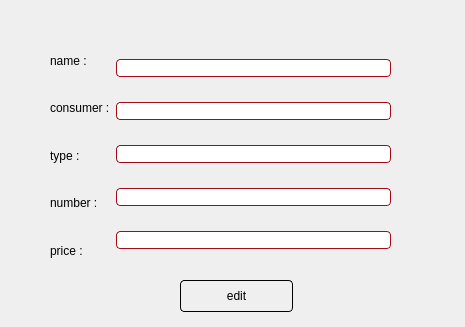
First picture: the form in Store/editpage.ui, repository Mitraaaaa/Store, before the edit.
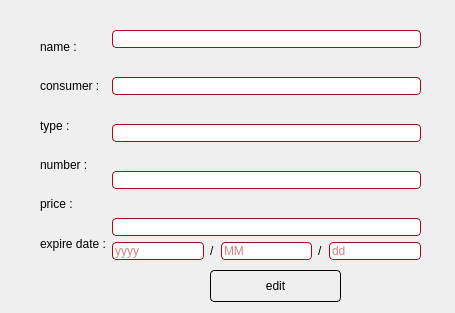
Second picture: the form after the edit.

Commit message: Add expire date in mainlist_page(tab1) including add to list & edit product

What changed in the file:
```diff
--- a/Store/editpage.ui
+++ b/Store/editpage.ui
@@ -6,8 +6,8 @@
    <rect>
     <x>0</x>
     <y>0</y>
-    <width>465</width>
-    <height>327</height>
+    <width>455</width>
+    <height>313</height>
    </rect>
   </property>
   <property name="windowTitle">
@@ -51,9 +51,9 @@
   <widget class="QPushButton" name="editbutton">
    <property name="geometry">
     <rect>
-     <x>180</x>
-     <y>280</y>
-     <width>113</width>
+     <x>210</x>
+     <y>270</y>
+     <width>131</width>
      <height>32</height>
     </rect>
    </property>
@@ -61,13 +61,13 @@
     <string>edit</string>
    </property>
   </widget>
-  <widget class="QWidget" name="layoutWidget">
+  <widget class="QWidget" name="">
    <property name="geometry">
     <rect>
-     <x>50</x>
-     <y>40</y>
-     <width>341</width>
-     <height>231</height>
+     <x>40</x>
+     <y>30</y>
+     <width>381</width>
+     <height>230</height>
     </rect>
    </property>
    <layout class="QHBoxLayout" name="horizontalLayout">
@@ -108,6 +108,13 @@
         </property>
        </widget>
       </item>
+      <item>
+       <widget class="QLabel" name="label">
+        <property name="text">
+         <string>expire date :</string>
+        </property>
+       </widget>
+      </item>
      </layout>
     </item>
     <item>
@@ -115,12 +122,51 @@
       <item>
        <widget class="QLineEdit" name="name"/>
       </item>
+      <item>
+       <spacer name="verticalSpacer_3">
+        <property name="orientation">
+         <enum>Qt::Vertical</enum>
+        </property>
+        <property name="sizeHint" stdset="0">
+         <size>
+          <width>20</width>
+          <height>40</height>
+         </size>
+        </property>
+       </spacer>
+      </item>
       <item>
        <widget class="QLineEdit" name="lineEditconsmer"/>
       </item>
+      <item>
+       <spacer name="verticalSpacer_2">
+        <property name="orientation">
+         <enum>Qt::Vertical</enum>
+        </property>
+        <property name="sizeHint" stdset="0">
+         <size>
+          <width>20</width>
+          <height>40</height>
+         </size>
+        </property>
+       </spacer>
+      </item>
       <item>
        <widget class="QLineEdit" name="lineEdittype"/>
       </item>
+      <item>
+       <spacer name="verticalSpacer">
+        <property name="orientation">
+         <enum>Qt::Vertical</enum>
+        </property>
+        <property name="sizeHint" stdset="0">
+         <size>
+          <width>20</width>
+          <height>40</height>
+         </size>
+        </property>
+       </spacer>
+      </item>
       <item>
        <widget class="QLineEdit" name="lineEditnumber">
         <property name="text">
@@ -128,6 +174,19 @@
         </property>
        </widget>
       </item>
+      <item>
+       <spacer name="verticalSpacer_4">
+        <property name="orientation">
+         <enum>Qt::Vertical</enum>
+        </property>
+        <property name="sizeHint" stdset="0">
+         <size>
+          <width>20</width>
+          <height>40</height>
+         </size>
+        </property>
+       </spacer>
+      </item>
       <item>
        <widget class="QLineEdit" name="lineEditprice">
         <property name="text">
@@ -135,6 +194,45 @@
         </property>
        </widget>
       </item>
+      <item>
+       <layout class="QHBoxLayout" name="horizontalLayout_2">
+        <item>
+         <widget class="QLineEdit" name="year2">
+          <property name="placeholderText">
+           <string>yyyy</string>
+          </property>
+         </widget>
+        </item>
+        <item>
+         <widget class="QLabel" name="label_2">
+          <property name="text">
+           <string>/</string>
+          </property>
+         </widget>
+        </item>
+        <item>
+         <widget class="QLineEdit" name="month2">
+          <property name="placeholderText">
+           <string>MM</string>
+          </property>
+         </widget>
+        </item>
+        <item>
+         <widget class="QLabel" name="label_3">
+          <property name="text">
+           <string>/</string>
+          </property>
+         </widget>
+        </item>
+        <item>
+         <widget class="QLineEdit" name="day2">
+          <property name="placeholderText">
+           <string>dd</string>
+          </property>
+         </widget>
+        </item>
+       </layout>
+      </item>
      </layout>
     </item>
    </layout>
```
The commit also changes 21 other files.
